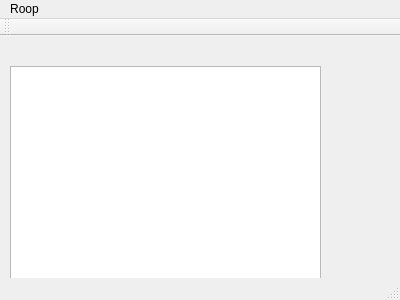
Old version of the form ide/RoopIDE/roopenvironment.ui in the repository ZenBowman/roop.
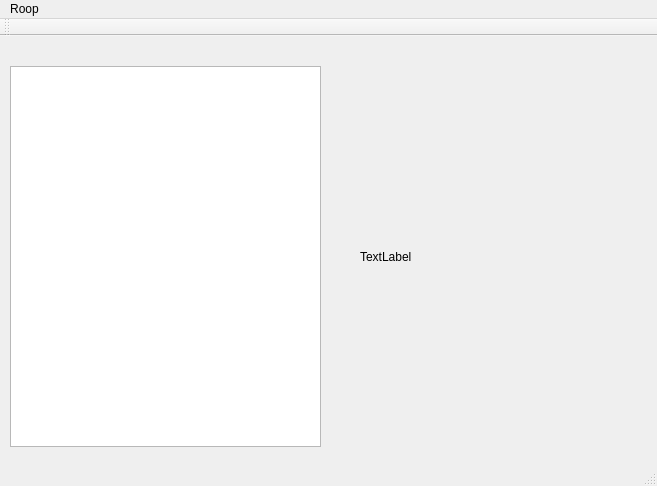
New version of the form.

Commit message: Implemented insta-image

```diff
--- a/ide/RoopIDE/roopenvironment.ui
+++ b/ide/RoopIDE/roopenvironment.ui
@@ -6,8 +6,8 @@
    <rect>
     <x>0</x>
     <y>0</y>
-    <width>400</width>
-    <height>300</height>
+    <width>657</width>
+    <height>486</height>
    </rect>
   </property>
   <property name="windowTitle">
@@ -20,18 +20,31 @@
       <x>10</x>
       <y>30</y>
       <width>311</width>
-      <height>221</height>
+      <height>381</height>
      </rect>
     </property>
    </widget>
+   <widget class="QLabel" name="displayImage">
+    <property name="geometry">
+     <rect>
+      <x>360</x>
+      <y>30</y>
+      <width>271</width>
+      <height>381</height>
+     </rect>
+    </property>
+    <property name="text">
+     <string>TextLabel</string>
+    </property>
+   </widget>
   </widget>
   <widget class="QMenuBar" name="menuBar">
    <property name="geometry">
     <rect>
      <x>0</x>
      <y>0</y>
-     <width>400</width>
-     <height>20</height>
+     <width>657</width>
+     <height>19</height>
     </rect>
    </property>
    <widget class="QMenu" name="menuRoop">
```
The commit also changes 6 other files.
